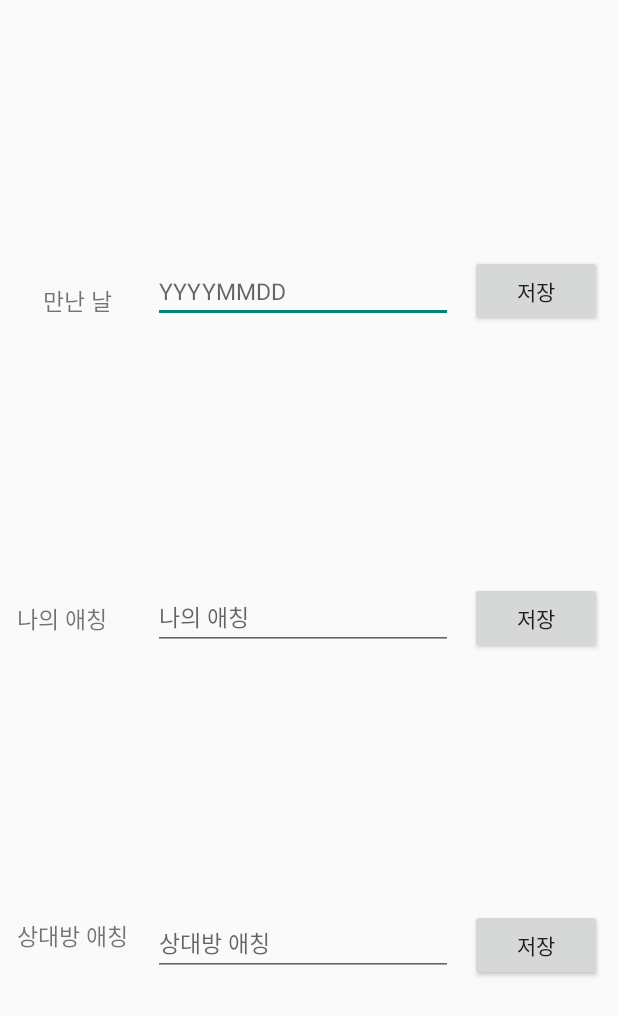
After one commit to elmellamo/DoDamDoDam, an Android app: the layout activity_setting_main.xml on its own in the app's theme, with its tools: preview values and no code run, on a phone screen of 412 x 824 dp. The commit adds this screen. Shown: the top 1016 px of the screen. Run offline under Robolectric (Android 15) with nearby library versions, the phone set to English and light mode, and no system bars.

Commit message:
Setting에 만난날, 애칭 등록함

```diff
--- a/app/src/main/java/com/example/dodamdodam/activity/Login/MainActivity.java
+++ b/app/src/main/java/com/example/dodamdodam/activity/Login/MainActivity.java
@@ -12,6 +12,7 @@ import android.widget.Toast;
 
 import com.example.dodamdodam.R;
 import com.example.dodamdodam.activity.Calendar.CalendarMain;
+import com.example.dodamdodam.activity.Setting.SettingMain;
 import com.example.dodamdodam.activity.album.AlbumMain;
 import com.google.android.gms.tasks.OnFailureListener;
 import com.google.android.gms.tasks.OnSuccessListener;
@@ -37,6 +38,7 @@ public class MainActivity extends AppCompatActivity {
 
         findViewById(R.id.albumbtn).setOnClickListener(onClickListener);
         findViewById(R.id.calendarbtn).setOnClickListener(onClickListener);
+        findViewById(R.id.settingbtn).setOnClickListener(onClickListener);
         FirebaseUser user = FirebaseAuth.getInstance().getCurrentUser();
 
         if(user == null){
@@ -87,6 +89,9 @@ public class MainActivity extends AppCompatActivity {
                 case R.id.calendarbtn:
                     myStartActivity(CalendarMain.class);
                     break;
+                case R.id.settingbtn:
+                    myStartActivity(SettingMain.class);
+
             }
         }
     };
--- /dev/null
+++ b/app/src/main/res/layout/activity_setting_main.xml
@@ -0,0 +1,126 @@
+<?xml version="1.0" encoding="utf-8"?>
+<androidx.constraintlayout.widget.ConstraintLayout xmlns:android="http://schemas.android.com/apk/res/android"
+    xmlns:app="http://schemas.android.com/apk/res-auto"
+    xmlns:tools="http://schemas.android.com/tools"
+    android:layout_width="match_parent"
+    android:layout_height="match_parent">
+
+    <TextView
+        android:id="@+id/ourAnniversary"
+        android:layout_width="80dp"
+        android:layout_height="wrap_content"
+        android:gravity="center"
+        android:text="만난 날"
+        android:textSize="15dp"
+
+        app:layout_constraintBottom_toTopOf="@+id/myNickName"
+        app:layout_constraintEnd_toStartOf="@+id/ourAnniversaryEditText"
+        app:layout_constraintStart_toStartOf="parent"
+        app:layout_constraintTop_toTopOf="parent"
+        app:layout_constraintVertical_chainStyle="spread" />
+
+    <TextView
+        android:id="@+id/myNickName"
+        android:layout_width="80dp"
+        android:layout_height="wrap_content"
+        android:text="나의 애칭"
+        android:textSize="15dp"
+
+        app:layout_constraintBottom_toTopOf="@+id/loverNickName"
+        app:layout_constraintEnd_toStartOf="@+id/myNickNameEditText"
+        app:layout_constraintStart_toStartOf="parent"
+        app:layout_constraintTop_toBottomOf="@+id/ourAnniversary" />
+
+    <TextView
+        android:id="@+id/loverNickName"
+        android:layout_width="80dp"
+        android:layout_height="wrap_content"
+        android:textSize="15dp"
+        android:text="상대방 애칭"
+        app:layout_constraintBottom_toBottomOf="parent"
+        app:layout_constraintEnd_toStartOf="@+id/loverNickNameEditText"
+        app:layout_constraintStart_toStartOf="parent"
+        app:layout_constraintTop_toBottomOf="@+id/myNickName" />
+
+
+    <EditText
+        android:id="@+id/ourAnniversaryEditText"
+        android:layout_width="200dp"
+        android:layout_height="wrap_content"
+        android:hint="YYYYMMDD"
+        android:inputType="textMultiLine"
+        android:maxLines="1"
+        android:textSize="15dp"
+        app:layout_constraintBottom_toTopOf="@+id/myNickNameEditText"
+        app:layout_constraintEnd_toStartOf="@+id/chaBtn1"
+        app:layout_constraintStart_toEndOf="@+id/ourAnniversary"
+        app:layout_constraintTop_toTopOf="parent"
+        app:layout_constraintVertical_chainStyle="spread" />
+
+
+    <EditText
+        android:id="@+id/myNickNameEditText"
+        android:layout_width="200dp"
+        android:layout_height="wrap_content"
+        android:hint="나의 애칭"
+        android:inputType="textMultiLine"
+        android:maxLines="1"
+        android:textSize="15dp"
+        app:layout_constraintBottom_toTopOf="@+id/loverNickNameEditText"
+        app:layout_constraintEnd_toStartOf="@+id/chaBtn2"
+        app:layout_constraintStart_toEndOf="@+id/myNickName"
+        app:layout_constraintTop_toBottomOf="@+id/ourAnniversaryEditText" />
+
+    <EditText
+        android:id="@+id/loverNickNameEditText"
+        android:layout_width="200dp"
+        android:layout_height="wrap_content"
+        android:hint="상대방 애칭"
+        android:inputType="textMultiLine"
+        android:maxLines="1"
+        android:textSize="15dp"
+        app:layout_constraintBottom_toBottomOf="parent"
+        app:layout_constraintEnd_toStartOf="@id/chaBtn3"
+        app:layout_constraintStart_toEndOf="@+id/loverNickName"
+        app:layout_constraintTop_toBottomOf="@+id/myNickNameEditText" />
+
+
+
+
+
+    <Button
+        android:id="@+id/chaBtn1"
+        android:layout_width="wrap_content"
+        android:layout_height="wrap_content"
+        android:text="저장"
+        app:layout_constraintTop_toTopOf="parent"
+        app:layout_constraintEnd_toEndOf="parent"
+        app:layout_constraintStart_toEndOf="@+id/ourAnniversaryEditText"
+        app:layout_constraintBottom_toTopOf="@+id/chaBtn2" />
+
+    <Button
+        android:id="@+id/chaBtn2"
+        android:layout_width="wrap_content"
+        android:layout_height="wrap_content"
+        android:text="저장"
+
+        app:layout_constraintTop_toBottomOf="@id/chaBtn1"
+        app:layout_constraintEnd_toEndOf="parent"
+        app:layout_constraintStart_toEndOf="@+id/myNickNameEditText"
+        app:layout_constraintBottom_toTopOf="@+id/chaBtn3"/>
+
+    <Button
+        android:id="@+id/chaBtn3"
+        android:layout_width="wrap_content"
+        android:layout_height="wrap_content"
+        android:text="저장"
+        app:layout_constraintTop_toBottomOf="@+id/chaBtn2"
+        app:layout_constraintEnd_toEndOf="parent"
+        app:layout_constraintStart_toEndOf="@+id/loverNickNameEditText"
+        app:layout_constraintBottom_toBottomOf="parent" />
+
+
+
+
+
+</androidx.constraintlayout.widget.ConstraintLayout>
```
Also changed, not shown: app/src/main/java/com/example/dodamdodam/activity/Calendar/CalendarMain.java (+6 -1 lines), app/src/main/java/com/example/dodamdodam/activity/FlagClass.java (added, +29 -0 lines), app/src/main/java/com/example/dodamdodam/activity/Setting/SettingMain.java (added, +113 -0 lines).
